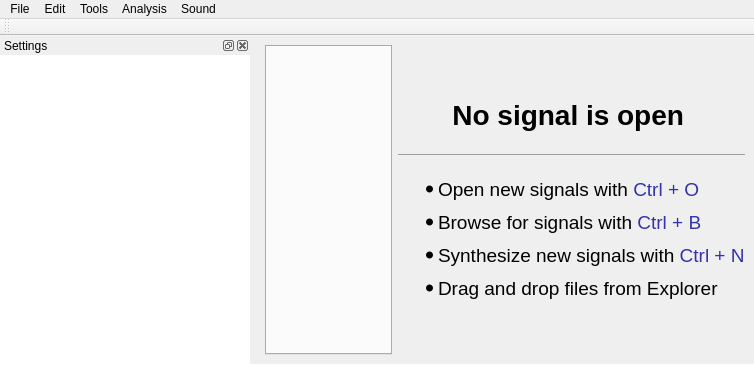
Qt form Graphic_Interface/UI_Files/MainWindow.ui (ECMora/SoundLab) before a commit.
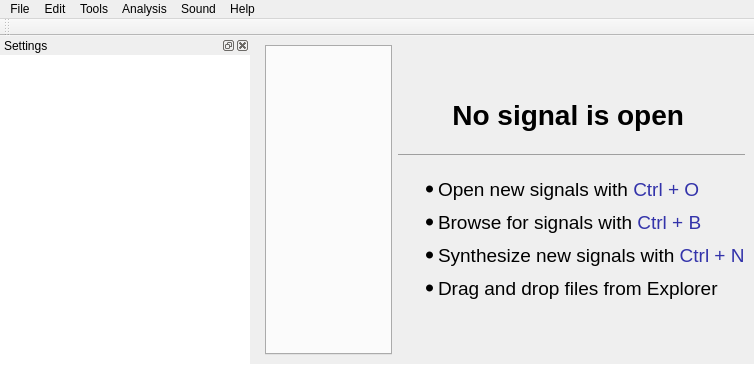
The same form after that commit. Icons and pictures are not drawn. Custom widgets are drawn as their Qt base class.

Patch:
```diff
--- a/Graphic_Interface/UI_Files/MainWindow.ui
+++ b/Graphic_Interface/UI_Files/MainWindow.ui
@@ -267,11 +267,18 @@
     <addaction name="actionRecord"/>
     <addaction name="actionPlayLoop"/>
    </widget>
+   <widget class="QMenu" name="menuHelp">
+    <property name="title">
+     <string>Help</string>
+    </property>
+    <addaction name="actionUser_Manual"/>
+   </widget>
    <addaction name="menuFile"/>
    <addaction name="menuEdit"/>
    <addaction name="menuTools"/>
    <addaction name="menuView"/>
    <addaction name="menuSound"/>
+   <addaction name="menuHelp"/>
   </widget>
   <widget class="QStatusBar" name="statusbar">
    <property name="styleSheet">
```
Left out of the diff: 8 changed lines with no effect on the pictures.
